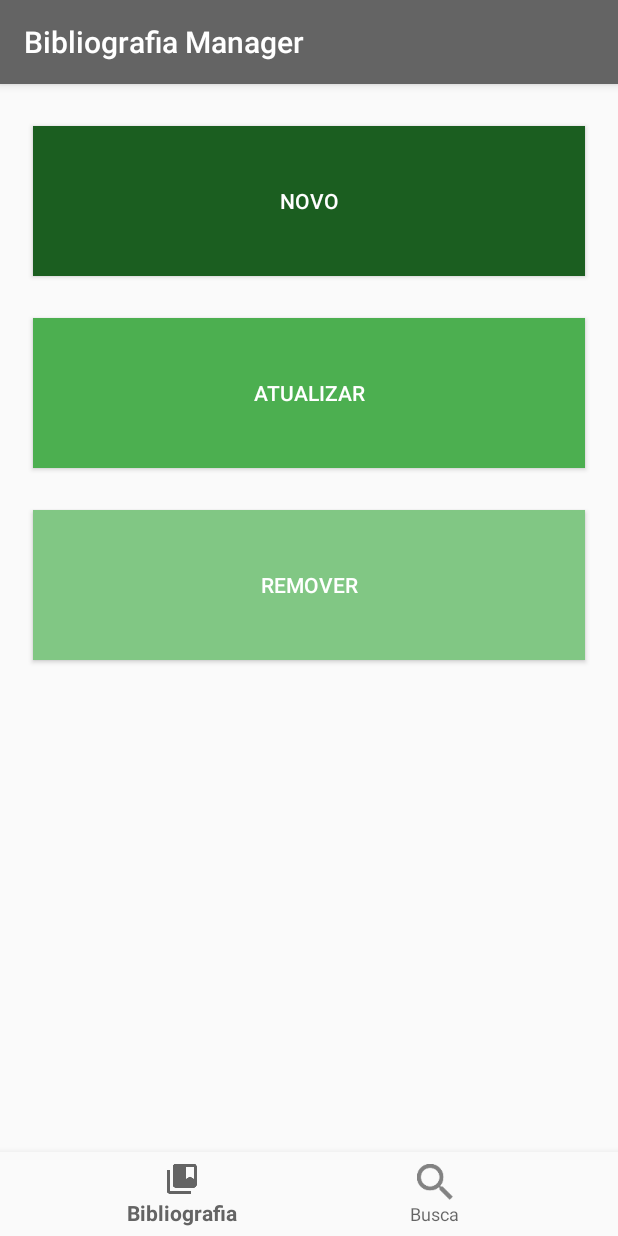
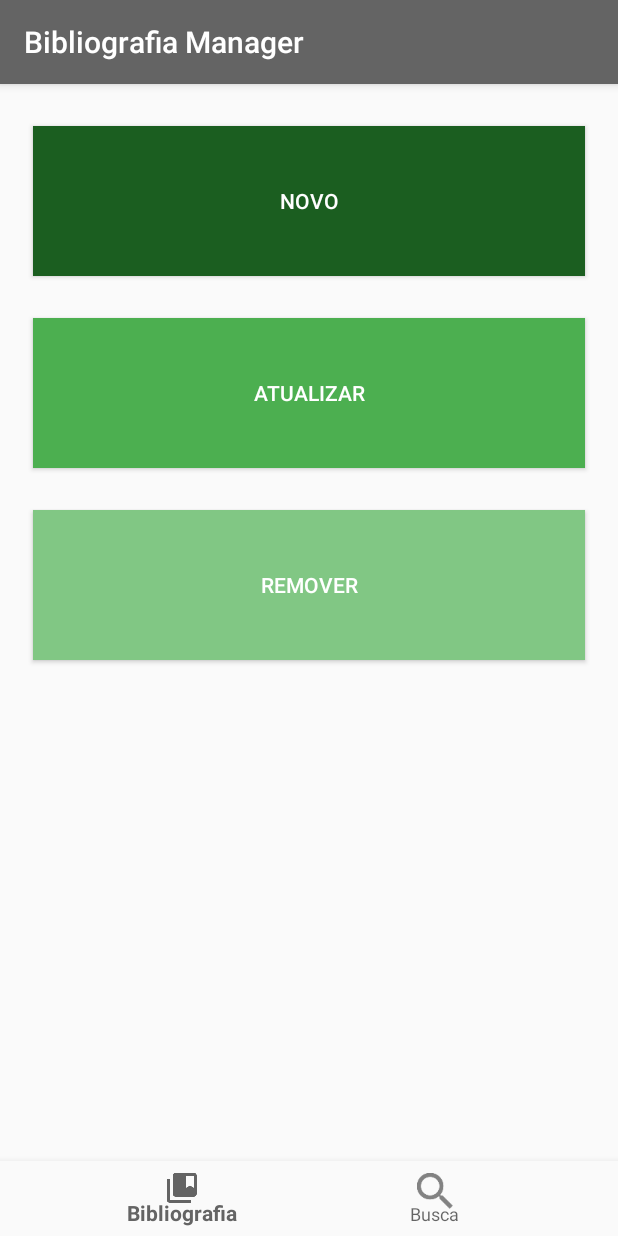
Before and after one commit to LVSant/mobiledevicestest, an Android app: the screen it shows after launch (Navvv before the commit, AcivityBibliografiaManager after it), on a phone screen of 412 x 824 dp. Run offline under Robolectric (Android 15) with nearby library versions, the phone set to English and light mode, and no system bars.

Commit message:
Final layout fixes; refactoring of classes and xml;

```diff
--- a/app/build.gradle
+++ b/app/build.gradle
@@ -36,7 +36,7 @@ dependencies {
     compile 'com.github.bumptech.glide:glide:3.7.0'
     compile 'com.squareup.retrofit2:retrofit:2.1.0'
     compile 'com.squareup.retrofit2:converter-gson:2.1.0'
-    compile 'com.squareup.picasso:picasso:2.4.0'
+    compile 'com.squareup.picasso:picasso:2.5.2'
 }
 
 apply plugin: 'com.google.gms.google-services'
--- a/app/src/main/AndroidManifest.xml
+++ b/app/src/main/AndroidManifest.xml
@@ -35,7 +35,7 @@
         </service>
 
         <activity
-            android:name=".Navvv"
+            android:name=".AcivityBibliografiaManager"
             android:configChanges="orientation"
             android:label="@string/title_activity_navvvv"
             android:screenOrientation="portrait"
--- a/app/src/main/java/com/anew/devl/prova_si700_156233/Navvv.java
+++ b/app/src/main/java/com/anew/devl/prova_si700_156233/AcivityBibliografiaManager.java
@@ -21,7 +21,7 @@ import com.anew.devl.prova_si700_156233.fragment.BibliografiaFragment;
 import com.anew.devl.prova_si700_156233.fragment.Busca;
 import com.google.firebase.messaging.FirebaseMessaging;
 
-public class Navvv extends AppCompatActivity {
+public class AcivityBibliografiaManager extends AppCompatActivity {
     BottomNavigationView bottomNavigationView;
     private Fragment fragment;
     private FragmentManager fragmentManager;
@@ -30,7 +30,7 @@ public class Navvv extends AppCompatActivity {
     @Override
     protected void onCreate(Bundle savedInstanceState) {
         super.onCreate(savedInstanceState);
-        setContentView(R.layout.activity_navvvv);
+        setContentView(R.layout.activity_bibliografia_manager);
         setTitle("Bibliografia Manager");
 
         init();
--- a/app/src/main/java/com/anew/devl/prova_si700_156233/firebase/MyFirebaseMessagingService.java
+++ b/app/src/main/java/com/anew/devl/prova_si700_156233/firebase/MyFirebaseMessagingService.java
@@ -26,7 +26,7 @@ import android.support.v4.app.NotificationCompat;
 import android.support.v4.content.LocalBroadcastManager;
 import android.util.Log;
 
-import com.anew.devl.prova_si700_156233.Navvv;
+import com.anew.devl.prova_si700_156233.AcivityBibliografiaManager;
 import com.anew.devl.prova_si700_156233.R;
 import com.firebase.jobdispatcher.FirebaseJobDispatcher;
 import com.firebase.jobdispatcher.GooglePlayDriver;
@@ -129,7 +129,7 @@ public class MyFirebaseMessagingService extends FirebaseMessagingService {
      * @param messageBody FCM message body received.
      */
     private void sendNotification(String messageBody) {
-        Intent intent = new Intent(this,Navvv.class);
+        Intent intent = new Intent(this,AcivityBibliografiaManager.class);
         intent.addFlags(Intent.FLAG_ACTIVITY_CLEAR_TOP);
         PendingIntent pendingIntent = PendingIntent.getActivity(this, 0 /* Request code */, intent,
                 PendingIntent.FLAG_ONE_SHOT);
--- /dev/null
+++ b/app/src/main/res/layout/activity_bibliografia_manager.xml
@@ -0,0 +1,33 @@
+<?xml version="1.0" encoding="utf-8"?>
+<RelativeLayout xmlns:android="http://schemas.android.com/apk/res/android"
+    xmlns:app="http://schemas.android.com/apk/res-auto"
+    xmlns:tools="http://schemas.android.com/tools"
+    android:id="@+id/container"
+    android:orientation="vertical"
+    android:layout_width="match_parent"
+    android:layout_height="match_parent"
+    tools:context="com.anew.devl.prova_si700_156233.AcivityBibliografiaManager">
+
+    <FrameLayout
+        android:id="@+id/content_frame"
+
+        android:layout_width="match_parent"
+        android:layout_height="match_parent"
+        app:layout_constraintEnd_toEndOf="parent"
+        app:layout_constraintStart_toStartOf="parent"
+        app:layout_constraintTop_toTopOf="parent"
+        tools:layout_editor_absoluteX="0dp" />
+
+    <android.support.design.widget.BottomNavigationView
+        android:id="@+id/navigation"
+
+        android:layout_width="match_parent"
+        android:layout_height="50dp"
+        android:background="?android:attr/windowBackground"
+        app:layout_constraintBottom_toBottomOf="parent"
+        app:layout_constraintEnd_toEndOf="parent"
+        app:layout_constraintStart_toStartOf="parent"
+        app:menu="@menu/navigation"
+        android:layout_alignParentBottom="true" />
+
+</RelativeLayout>
--- a/app/src/main/res/layout/activity_navvvv.xml
+++ /dev/null
@@ -1,27 +0,0 @@
-<?xml version="1.0" encoding="utf-8"?>
-<android.support.constraint.ConstraintLayout xmlns:android="http://schemas.android.com/apk/res/android"
-    xmlns:app="http://schemas.android.com/apk/res-auto"
-    xmlns:tools="http://schemas.android.com/tools"
-    android:id="@+id/container"
-    android:orientation="vertical"
-    android:layout_width="match_parent"
-    android:layout_height="match_parent"
-    tools:context="com.anew.devl.prova_si700_156233.Navvv">
-
-    <FrameLayout
-        android:layout_width="match_parent"
-        android:layout_height="match_parent" android:id="@+id/content_frame"/>
-
-    <android.support.design.widget.BottomNavigationView
-        android:id="@+id/navigation"
-        android:layout_width="0dp"
-        android:layout_height="wrap_content"
-        android:layout_marginEnd="0dp"
-        android:layout_marginStart="0dp"
-        android:background="?android:attr/windowBackground"
-        app:layout_constraintBottom_toBottomOf="parent"
-        app:layout_constraintLeft_toLeftOf="parent"
-        app:layout_constraintRight_toRightOf="parent"
-        app:menu="@menu/navigation" />
-
-</android.support.constraint.ConstraintLayout>
--- a/app/src/main/res/layout/disciplina_adapter.xml
+++ b/app/src/main/res/layout/disciplina_adapter.xml
@@ -4,7 +4,7 @@
     android:layout_width="fill_parent"
     android:layout_height="?android:attr/listPreferredItemHeightSmall"
     android:padding="6dip"
-    tools:context=".Navvv">
+    tools:context=".AcivityBibliografiaManager">
 
     <ImageView
         android:id="@+id/icon"
--- a/app/src/main/res/menu/navigation.xml
+++ b/app/src/main/res/menu/navigation.xml
@@ -1,17 +1,17 @@
 <?xml version="1.0" encoding="utf-8"?>
-<menu xmlns:android="http://schemas.android.com/apk/res/android"
-    xmlns:app="http://schemas.android.com/apk/res-auto">
+<menu xmlns:android="http://schemas.android.com/apk/res/android">
 
     <item
         android:id="@+id/nav_bibliografia"
         android:icon="@drawable/ic_collections_bookmark_black_24dp"
-        android:title="@string/title_bibliografia" />
+        android:title="@string/title_bibliografia"
+        />
 
     <item
         android:id="@+id/nav_search"
         android:icon="@drawable/ic_search"
-        android:title="@string/title_busca" />
-
+        android:title="@string/title_busca"
+        />
 
 
 </menu>
--- a/app/src/main/res/values/strings.xml
+++ b/app/src/main/res/values/strings.xml
@@ -17,7 +17,7 @@
 
     <!-- TODO: Remove or change this placeholder text -->
     <string name="hello_blank_fragment">Hello blank fragment</string>
-    <string name="title_activity_navvvv">navvvv</string>
+    <string name="title_activity_navvvv">Bibliografia Manager</string>
     <string name="title_home">Home</string>
     <string name="title_dashboard">Dashboard</string>
 
```
Also changed, not shown: app/src/main/res/layout/novabibliografia.xml (+17 -16 lines), app/src/main/res/menu/menu_scrolling.xml (deleted, +0 -17 lines).
